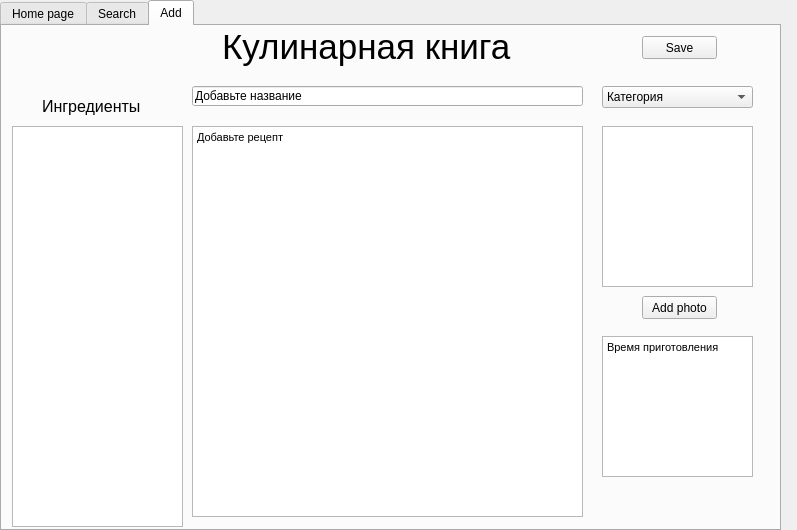
This is mainwindow.ui in moevm/gui-1h2017-09 as Qt 5 draws it before an edit. The edited form follows.
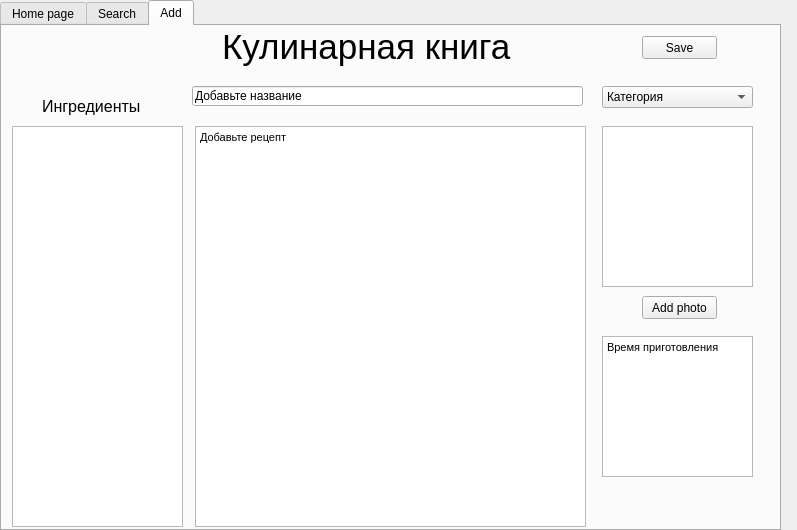
This is the edited form.

Patch:
```diff
--- a/mainwindow.ui
+++ b/mainwindow.ui
@@ -213,24 +213,6 @@
      <attribute name="title">
       <string>Add</string>
      </attribute>
-     <widget class="QTextBrowser" name="textBrowser">
-      <property name="geometry">
-       <rect>
-        <x>190</x>
-        <y>100</y>
-        <width>391</width>
-        <height>391</height>
-       </rect>
-      </property>
-      <property name="html">
-       <string>&lt;!DOCTYPE HTML PUBLIC &quot;-//W3C//DTD HTML 4.0//EN&quot; &quot;http://www.w3.org/TR/REC-html40/strict.dtd&quot;&gt;
-&lt;html&gt;&lt;head&gt;&lt;meta name=&quot;qrichtext&quot; content=&quot;1&quot; /&gt;&lt;style type=&quot;text/css&quot;&gt;
-p, li { white-space: pre-wrap; }
-&lt;/style&gt;&lt;/head&gt;&lt;body style=&quot; font-family:'MS Shell Dlg 2'; font-size:8.25pt; font-weight:400; font-style:normal;&quot;&gt;
-&lt;p style=&quot; margin-top:0px; margin-bottom:0px; margin-left:0px; margin-right:0px; -qt-block-indent:0; text-indent:0px;&quot;&gt;Добавьте рецепт&lt;/p&gt;
-&lt;p style=&quot;-qt-paragraph-type:empty; margin-top:0px; margin-bottom:0px; margin-left:0px; margin-right:0px; -qt-block-indent:0; text-indent:0px;&quot;&gt;&lt;br /&gt;&lt;/p&gt;&lt;/body&gt;&lt;/html&gt;</string>
-      </property>
-     </widget>
      <widget class="QLineEdit" name="lineEdit_2">
       <property name="geometry">
        <rect>
@@ -358,6 +340,23 @@
        </rect>
       </property>
      </widget>
+     <widget class="QTextEdit" name="textEdit">
+      <property name="geometry">
+       <rect>
+        <x>193</x>
+        <y>100</y>
+        <width>391</width>
+        <height>401</height>
+       </rect>
+      </property>
+      <property name="html">
+       <string>&lt;!DOCTYPE HTML PUBLIC &quot;-//W3C//DTD HTML 4.0//EN&quot; &quot;http://www.w3.org/TR/REC-html40/strict.dtd&quot;&gt;
+&lt;html&gt;&lt;head&gt;&lt;meta name=&quot;qrichtext&quot; content=&quot;1&quot; /&gt;&lt;style type=&quot;text/css&quot;&gt;
+p, li { white-space: pre-wrap; }
+&lt;/style&gt;&lt;/head&gt;&lt;body style=&quot; font-family:'MS Shell Dlg 2'; font-size:8.25pt; font-weight:400; font-style:normal;&quot;&gt;
+&lt;p style=&quot; margin-top:0px; margin-bottom:0px; margin-left:0px; margin-right:0px; -qt-block-indent:0; text-indent:0px;&quot;&gt;Добавьте рецепт&lt;/p&gt;&lt;/body&gt;&lt;/html&gt;</string>
+      </property>
+     </widget>
     </widget>
    </widget>
   </widget>
```
Left out of the diff: 4 changed lines with no effect on the pictures.
